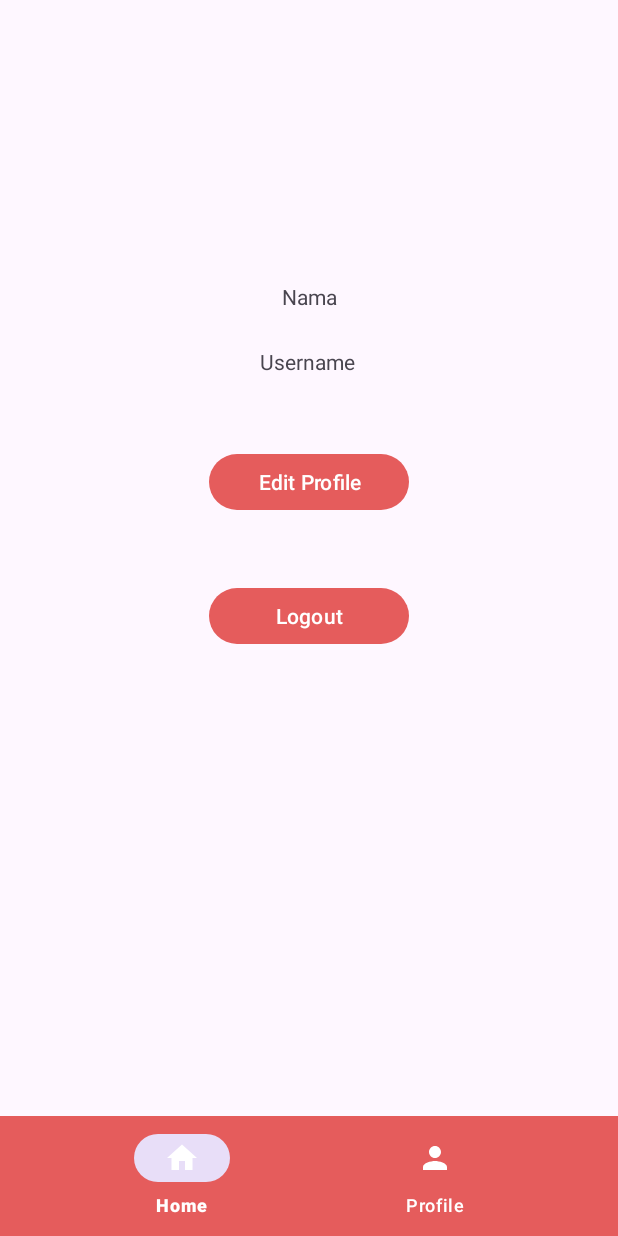
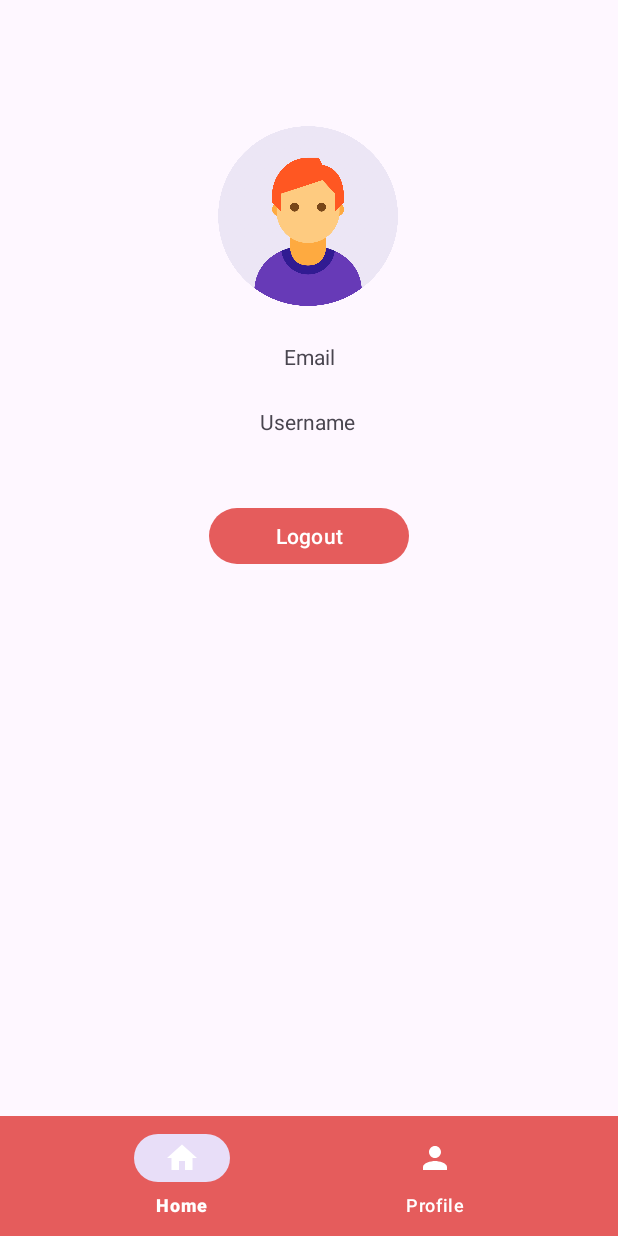
Before and after one commit to RempahPedia/rempahpedia-md, an Android app: the fragment ProfileFragment placed in its activity, on a phone screen of 412 x 824 dp. Run offline under Robolectric (Android 15) with nearby library versions, the phone set to English and light mode, and no system bars; pictures from the network do not load; 1 statement that could not run was skipped.

Commit message:
feat: displayed user info on profile page

```diff
--- a/app/src/main/java/com/rempahpedia/rempahpedia/ui/bottomnav/profile/ProfileFragment.kt
+++ b/app/src/main/java/com/rempahpedia/rempahpedia/ui/bottomnav/profile/ProfileFragment.kt
@@ -30,16 +30,20 @@ class ProfileFragment : Fragment() {
     override fun onViewCreated(view: View, savedInstanceState: Bundle?) {
         super.onViewCreated(view, savedInstanceState)
 
-        binding.editButton.setOnClickListener {
-            val intent = Intent(activity, EditProfileActivity::class.java)
-            startActivity(intent)
+        authViewModel.getSession().observe(viewLifecycleOwner) { user ->
+            if (!user.isLogin) {
+                val intent = Intent(activity, OnBoardingActivity::class.java)
+                intent.flags = Intent.FLAG_ACTIVITY_NEW_TASK or Intent.FLAG_ACTIVITY_CLEAR_TASK
+                startActivity(intent)
+            } else {
+                val email = user.email
+                binding.emailUser.text = email
+                binding.userName.text = email.split("@")[0]
+            }
         }
 
         binding.logoutButton.setOnClickListener {
             authViewModel.logout()
-            val intent = Intent(activity, OnBoardingActivity::class.java)
-            intent.flags = Intent.FLAG_ACTIVITY_NEW_TASK or Intent.FLAG_ACTIVITY_CLEAR_TASK
-            startActivity(intent)
         }
     }
 
--- a/app/src/main/res/layout/fragment_home.xml
+++ b/app/src/main/res/layout/fragment_home.xml
@@ -63,7 +63,7 @@
             android:gravity=""
             android:text="@string/text_list_spices"
             android:textColor="@color/white"
-            android:textSize="25sp"
+            android:textSize="30sp"
             app:layout_constraintBottom_toBottomOf="parent"
             app:layout_constraintEnd_toEndOf="parent"
             app:layout_constraintStart_toStartOf="parent"
@@ -101,7 +101,7 @@
             android:gravity=""
             android:text="@string/text_list_jamu"
             android:textColor="@color/white"
-            android:textSize="25sp"
+            android:textSize="30sp"
             app:layout_constraintBottom_toBottomOf="parent"
             app:layout_constraintEnd_toEndOf="parent"
             app:layout_constraintStart_toStartOf="parent"
--- a/app/src/main/res/layout/fragment_profile.xml
+++ b/app/src/main/res/layout/fragment_profile.xml
@@ -8,21 +8,22 @@
 
     <ImageView
         android:id="@+id/img_person"
-        android:layout_width="80dp"
-        android:layout_height="80dp"
+        android:layout_width="120dp"
+        android:layout_height="120dp"
         android:layout_marginTop="84dp"
         app:layout_constraintEnd_toEndOf="parent"
         app:layout_constraintHorizontal_bias="0.498"
         app:layout_constraintStart_toStartOf="parent"
         app:layout_constraintTop_toTopOf="parent"
-        tools:src="@tools:sample/avatars" />
+        android:src="@drawable/img_profile"
+        android:contentDescription="@string/avatar" />
 
     <TextView
-        android:id="@+id/name_user"
+        android:id="@+id/emailUser"
         android:layout_width="wrap_content"
         android:layout_height="wrap_content"
         android:layout_marginTop="24dp"
-        android:text="@string/name_profle"
+        android:text="@string/email"
         app:layout_constraintEnd_toEndOf="parent"
         app:layout_constraintStart_toStartOf="parent"
         app:layout_constraintTop_toBottomOf="@+id/img_person" />
@@ -36,17 +37,7 @@
         app:layout_constraintEnd_toEndOf="parent"
         app:layout_constraintHorizontal_bias="0.498"
         app:layout_constraintStart_toStartOf="parent"
-        app:layout_constraintTop_toBottomOf="@+id/name_user" />
-
-    <Button
-        android:id="@+id/edit_button"
-        android:layout_width="133dp"
-        android:layout_height="45dp"
-        android:layout_marginTop="48dp"
-        android:text="@string/edit_profile_button"
-        app:layout_constraintEnd_toEndOf="parent"
-        app:layout_constraintStart_toStartOf="parent"
-        app:layout_constraintTop_toBottomOf="@+id/user_name" />
+        app:layout_constraintTop_toBottomOf="@+id/emailUser" />
 
     <Button
         android:id="@+id/logout_button"
@@ -56,7 +47,6 @@
         android:text="@string/logout"
         app:layout_constraintEnd_toEndOf="parent"
         app:layout_constraintStart_toStartOf="parent"
-        app:layout_constraintTop_toBottomOf="@+id/edit_button" />
-
+        app:layout_constraintTop_toBottomOf="@+id/user_name" />
 
 </androidx.constraintlayout.widget.ConstraintLayout>
```
Also changed, not shown: app/src/main/res/layout/activity_on_boarding.xml (+5 -3 lines), app/src/main/res/values/strings.xml (+12 -71 lines), app/src/main/res/drawable/img_profile.jpg (added).
